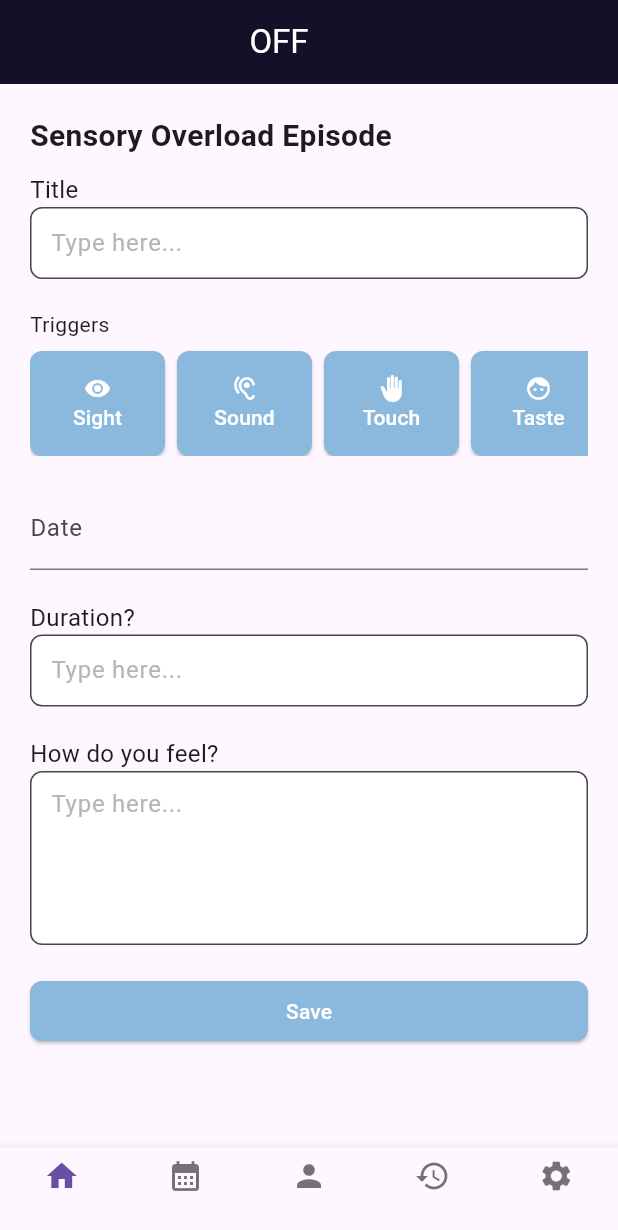
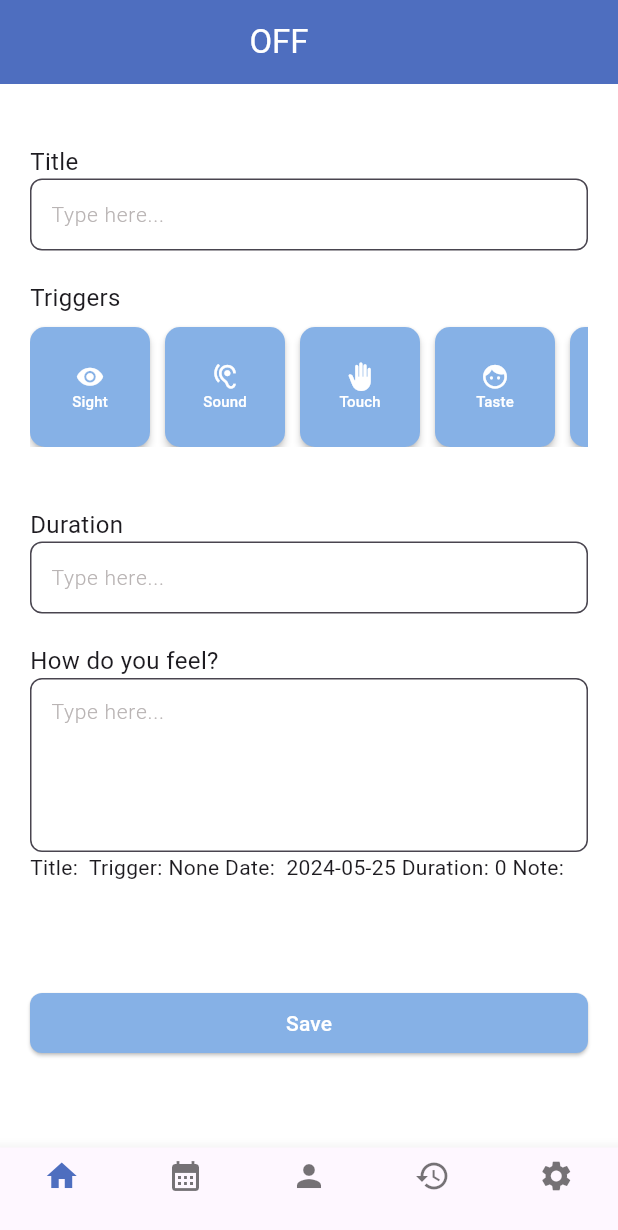
Before and after one commit to jraemakers/industry-project-krom2, a Flutter app: the screen it shows after launch, after a tap on "Save", on a phone screen of 412 x 824 dp. Shown: the top 1230 px of the screen. Run offline on Flutter 3.47's test engine with Material 3 defaults, Android fonts, the phone set to English and light mode, and no system bars.

Commit message:
Added save sensory overload functionality and navigation to history

```diff
--- a/escape/lib/custom_widgets/diary_input_field.dart
+++ b/escape/lib/custom_widgets/diary_input_field.dart
@@ -1,12 +1,13 @@
 import 'package:flutter/material.dart';
 
-class diary_input_field extends StatelessWidget {
-  diary_input_field({
+class DiaryInputField extends StatelessWidget {
+  DiaryInputField({
     this.inputFieldColor,
     this.borderRadius,
     this.maxLines,
     this.hintText,
     required this.label,
+    this.controller,
     super.key,
   });
   String label;
@@ -14,16 +15,21 @@ class diary_input_field extends StatelessWidget {
   double? borderRadius;
   int? maxLines;
   String? hintText;
+  TextEditingController? controller;
   @override
   Widget build(BuildContext context) {
     return Column(crossAxisAlignment: CrossAxisAlignment.start, children: [
       Text(
         label,
-        style: TextStyle(fontSize: 16.0),
+        style: TextStyle(
+          fontSize: 16.0,
+          // color: Colors.white,
+        ),
       ),
       Container(
         child: TextField(
           maxLines: maxLines ?? 1,
+          controller: controller,
           //TODO: define input controller for title
           //BUG: label not working as needed
           //FIXME: customise input field
@@ -33,8 +39,9 @@ class diary_input_field extends StatelessWidget {
             fillColor: inputFieldColor ?? Colors.white,
             hintText: 'Type here...',
             hintStyle: const TextStyle(
-              color: Color.fromARGB(255, 185, 180, 180),
-            ),
+                color: Color.fromARGB(255, 185, 180, 180),
+                fontWeight: FontWeight.w300,
+                fontSize: 14),
             border: OutlineInputBorder(
               borderRadius: BorderRadius.circular(borderRadius ?? 8.0),
             ),
--- a/escape/lib/custom_widgets/trigger_button.dart
+++ b/escape/lib/custom_widgets/trigger_button.dart
@@ -20,18 +20,21 @@ class trigger_button extends StatelessWidget {
   @override
   Widget build(BuildContext context) {
     return Padding(
-      padding: const EdgeInsets.only(top: 8.0, right: 8.0),
+      padding: const EdgeInsets.only(top: 8.0, right: 10.0),
       child: Container(
-        width: 90,
-        height: 70,
+        width: 80,
+        height: 80,
         child: ElevatedButton(
           style: ButtonStyle(
+            elevation: MaterialStateProperty.all<double>(2),
             backgroundColor: MaterialStateProperty.all<Color>(
-                buttonColor ?? Color.fromARGB(255, 139, 185, 222)),
+              buttonColor ?? Color.fromARGB(255, 134, 177, 230),
+            ),
+
             //FIXME: Remove depricated features and find new way for MaterialStateProperty
             shape: MaterialStateProperty.all<OutlinedBorder>(
               RoundedRectangleBorder(
-                borderRadius: BorderRadius.all(Radius.circular(8)),
+                borderRadius: BorderRadius.all(Radius.circular(10.0)),
               ),
             ),
           ),
@@ -42,10 +45,12 @@ class trigger_button extends StatelessWidget {
               Icon(
                 icon,
                 color: Colors.white,
+                size: 19,
               ),
               Text(
                 buttonText,
-                style: TextStyle(color: textColor ?? Colors.white),
+                style:
+                    TextStyle(color: textColor ?? Colors.white, fontSize: 10),
               ),
             ],
           ),
--- /dev/null
+++ b/escape/lib/models/SensoryOverloadDiary.dart
@@ -0,0 +1,16 @@
+class SenosoryOverloadDiary {
+  //TODO: add (uuid)String id;
+  String title;
+  String trigger;
+  String date;
+  int duration;
+  String diaryNote;
+
+  SenosoryOverloadDiary({
+    required this.title,
+    required this.trigger,
+    required this.date,
+    required this.duration,
+    required this.diaryNote,
+  });
+}
--- a/escape/lib/screens/diary_form_screen.dart
+++ b/escape/lib/screens/diary_form_screen.dart
@@ -1,11 +1,41 @@
 import 'package:escape/custom_widgets/diary_input_field.dart';
 import 'package:escape/custom_widgets/trigger_button.dart';
+import 'package:escape/models/SensoryOverloadDiary.dart';
 import 'package:flutter/material.dart';
 
-class DiaryForm extends StatelessWidget {
-  const DiaryForm({
-    super.key,
-  });
+class MyForm extends StatefulWidget {
+  @override
+  DiaryForm createState() => DiaryForm();
+}
+
+class DiaryForm extends State<MyForm> {
+  final TextEditingController _titleController = TextEditingController();
+  final TextEditingController _durationController = TextEditingController();
+  final TextEditingController _diaryController = TextEditingController();
+  String trigger = 'None';
+
+  String _plannedEvent = '';
+
+  void _handleSubmit() {
+    SenosoryOverloadDiary newEvent = SenosoryOverloadDiary(
+      title: _titleController.text,
+      trigger: trigger,
+      date:
+          '${DateTime.now().year}-${DateTime.now().month.toString().padLeft(2, '0')}-${DateTime.now().day.toString().padLeft(2, '0')}',
+      duration: int.tryParse(_durationController.text) ?? 0,
+      diaryNote: _diaryController.text,
+    );
+
+    setState(() {
+      // _eventList.add(newEvent);
+      _plannedEvent =
+          'Title: ${newEvent.title} Trigger: ${newEvent.trigger} Date:  ${newEvent.date} Duration: ${newEvent.duration} Note: ${newEvent.diaryNote}';
+      _titleController.clear();
+      _durationController.clear();
+      _diaryController.clear();
+      print('$_plannedEvent');
+    });
+  }
 
   @override
   Widget build(BuildContext context) {
@@ -16,17 +46,20 @@ class DiaryForm extends StatelessWidget {
         child: Column(
           crossAxisAlignment: CrossAxisAlignment.start,
           children: [
-            Text(
-              'Sensory Overload Episode',
-              style: TextStyle(fontSize: 20, fontWeight: FontWeight.w700),
-            ),
-            SizedBox(height: 10),
-            diary_input_field(
+            SizedBox(height: 20),
+            DiaryInputField(
               label: 'Title',
+              controller: _titleController,
               //TODO: define controller field
             ),
             SizedBox(height: 20.0),
-            Text('Triggers'),
+            Text(
+              'Triggers',
+              style: TextStyle(
+                fontSize: 16,
+              ),
+              // style: TextStyle(color: Colors.white),
+            ),
             SingleChildScrollView(
               scrollDirection: Axis.horizontal,
               child: Row(
@@ -74,38 +107,34 @@ class DiaryForm extends StatelessWidget {
             SizedBox(
               height: 20.0,
             ),
-            //HACK: temprarly using text field for date input. Change it to a caledar date time picker
-            TextField(
-              //TODO: Define controller field
-              decoration: InputDecoration(
-                labelText: 'Date',
-              ),
-            ),
+
             SizedBox(height: 20.0),
             //FIXME: update this input
-            diary_input_field(
-              label: 'Duration?',
+            DiaryInputField(
+              label: 'Duration',
+              controller: _durationController,
               //TODO: Define controller field
               //TODO: add drop down lint(minutes, hours, days, weeks)
             ),
 
             SizedBox(height: 20.0),
 
-            diary_input_field(
+            DiaryInputField(
               label: 'How do you feel?',
               maxLines: 4,
+              controller: _diaryController,
             ),
 
             //TODO: implement save button functionality
-
-            SizedBox(height: 20.0),
+            Text('$_plannedEvent'),
+            SizedBox(height: 70.0),
             Center(
               child: Container(
                 width: double.infinity,
                 child: ElevatedButton(
                   style: ButtonStyle(
                     backgroundColor: MaterialStateProperty.all<Color>(
-                        Color.fromARGB(255, 139, 185, 222)),
+                        Color.fromARGB(255, 134, 177, 230)),
                     shape: MaterialStateProperty.all<OutlinedBorder>(
                       RoundedRectangleBorder(
                         borderRadius: BorderRadius.all(Radius.circular(8)),
@@ -114,7 +143,7 @@ class DiaryForm extends StatelessWidget {
                   ),
                   //TODO: onPressed add form input to storage
                   //HACK: empty function
-                  onPressed: () {},
+                  onPressed: _handleSubmit,
                   child: Text(
                     'Save',
                     style: TextStyle(color: Colors.white),
--- a/escape/lib/screens/home_screen.dart
+++ b/escape/lib/screens/home_screen.dart
@@ -1,28 +1,61 @@
 import 'package:escape/screens/diary_form_screen.dart';
+import 'package:escape/screens/diary_history_screen.dart';
 import 'package:flutter/material.dart';
 
-class Home extends StatelessWidget {
-  const Home({
-    super.key,
-  });
+class Home extends StatefulWidget {
+  const Home({Key? key}) : super(key: key);
+
+  @override
+  _HomeState createState() => _HomeState();
+}
+
+class _HomeState extends State<Home> {
+  int _selectedIndex = 0;
+
+  final List<Widget> _screens = [
+    MyForm(), // Replace this with your desired screens
+    Container(
+        child: Center(
+            child: Text(
+      'Calendar Screen',
+      style: TextStyle(fontSize: 40),
+    ))),
+    Container(
+        child: Center(
+            child: Text('Profile Screen', style: TextStyle(fontSize: 40)))),
+    DiaryHistory(),
+    Container(
+        child: Center(
+            child: Text('Settings Screen', style: TextStyle(fontSize: 40)))),
+  ];
+
+  void _onItemTapped(int index) {
+    setState(() {
+      _selectedIndex = index;
+    });
+  }
 
   @override
   Widget build(BuildContext context) {
     return Scaffold(
+      backgroundColor: Colors.white,
       appBar: AppBar(
         title: Container(
           margin: EdgeInsets.only(left: 120),
           width: 100,
           height: 50,
           child: const Center(
-              //FIXME: change it to Appropriate logo icon
-              child: Text('OFF', style: TextStyle(color: Colors.white))),
+            child: Text('OFF', style: TextStyle(color: Colors.white)),
+          ),
         ),
-        backgroundColor: Color.fromARGB(255, 19, 16, 40),
+        backgroundColor: Color.fromARGB(255, 78, 110, 191),
       ),
-      body: DiaryForm(),
+      body: _screens[_selectedIndex],
       bottomNavigationBar: BottomNavigationBar(
         type: BottomNavigationBarType.fixed,
+        selectedItemColor: Color.fromARGB(255, 78, 110, 191),
+        currentIndex: _selectedIndex,
+        onTap: _onItemTapped,
         items: const <BottomNavigationBarItem>[
           BottomNavigationBarItem(
             icon: Icon(Icons.home),
@@ -45,8 +78,6 @@ class Home extends StatelessWidget {
             label: '',
           ),
         ],
-        //TODO: Connect the navigation to the screens
-        //TODO: define and customise event outputs
       ),
     );
   }
```
Also changed, not shown: escape/lib/screens/diary_history_screen.dart (added, +118 -0 lines).
